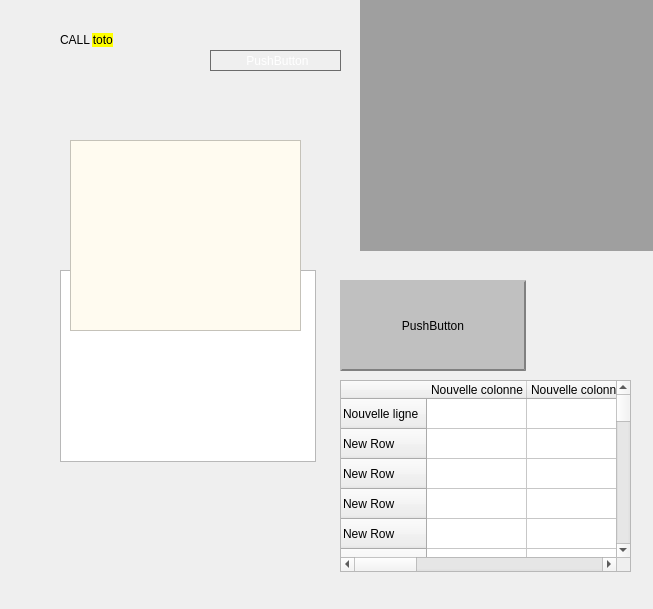
First picture: the form in x64_dbg_gui/Project/Src/Dummy.ui, repository x64dbg/x64_dbg_old, before the edit.
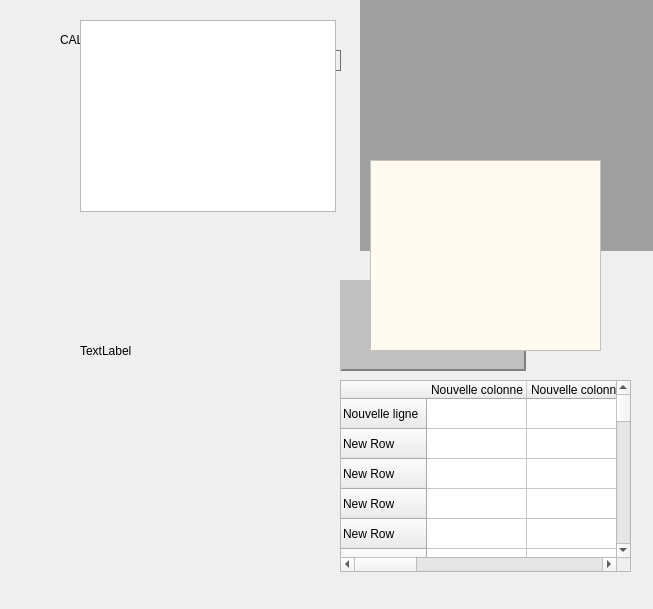
Second picture: the form after the edit.

Commit message: GUI: Register Window

Patch:
```diff
--- a/x64_dbg_gui/Project/Src/Dummy.ui
+++ b/x64_dbg_gui/Project/Src/Dummy.ui
@@ -354,8 +354,8 @@
   <widget class="QTableView" name="tableView">
    <property name="geometry">
     <rect>
-     <x>60</x>
-     <y>270</y>
+     <x>80</x>
+     <y>20</y>
      <width>256</width>
      <height>192</height>
     </rect>
@@ -364,8 +364,8 @@
   <widget class="QTextEdit" name="textEdit">
    <property name="geometry">
     <rect>
-     <x>70</x>
-     <y>140</y>
+     <x>370</x>
+     <y>160</y>
      <width>231</width>
      <height>191</height>
     </rect>
@@ -379,6 +379,19 @@
     <string notr="true">background-color: rgb(255, 251, 240);</string>
    </property>
   </widget>
+  <widget class="QLabel" name="label">
+   <property name="geometry">
+    <rect>
+     <x>80</x>
+     <y>310</y>
+     <width>111</width>
+     <height>81</height>
+    </rect>
+   </property>
+   <property name="text">
+    <string>TextLabel</string>
+   </property>
+  </widget>
  </widget>
  <resources/>
  <connections/>
```
The commit also changes 6 other files.
